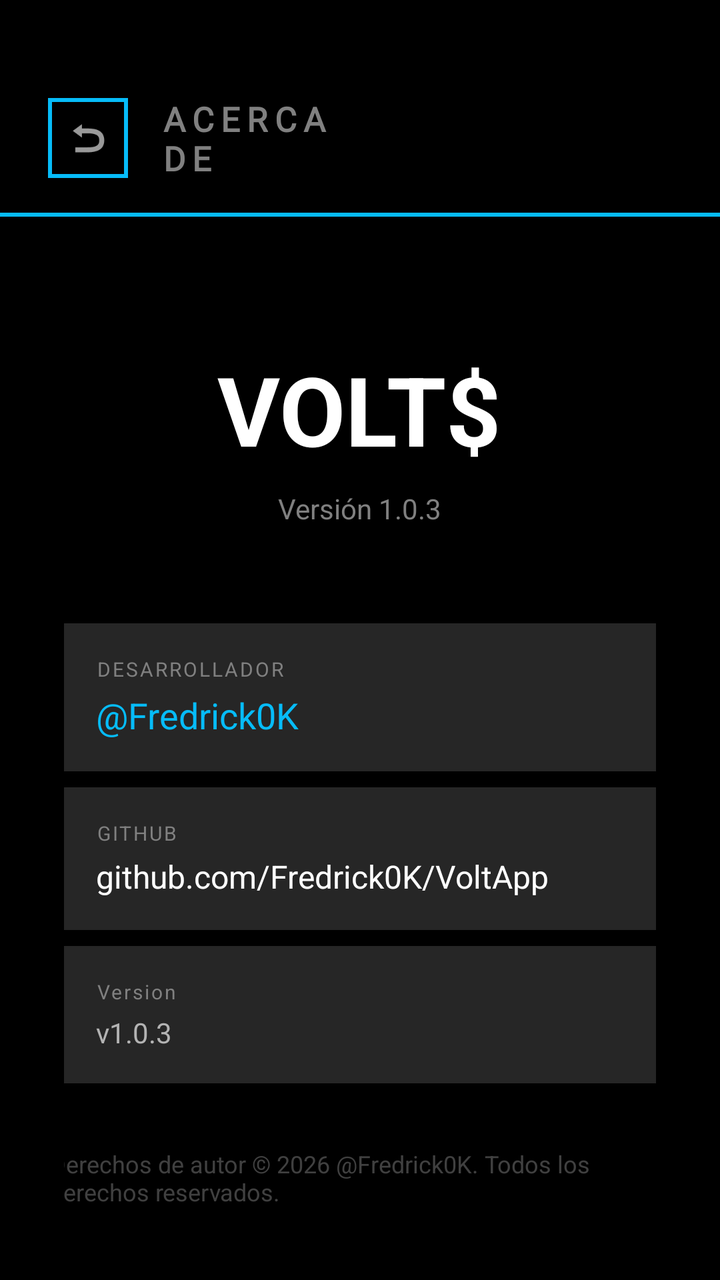
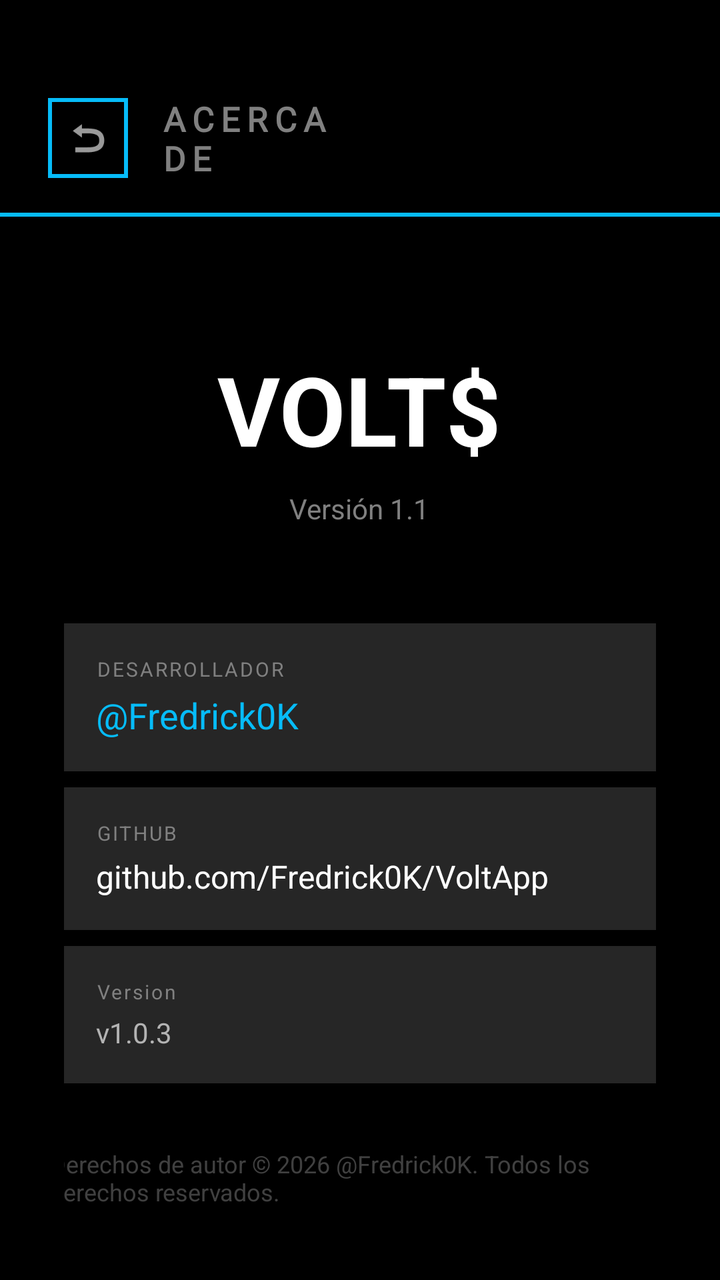

Compare the two renders of this Android layout. The source of the first and the diff that turns it into the second are given below.
<!-- AndroidManifest.xml: application theme Theme.Volt -->
<!-- res/layout/page_about.xml -->
<?xml version="1.0" encoding="utf-8"?>
<LinearLayout xmlns:android="http://schemas.android.com/apk/res/android"
    xmlns:app="http://schemas.android.com/apk/res-auto"
    android:layout_width="match_parent"
    android:layout_height="match_parent"
    android:orientation="vertical"
    android:background="@color/metro_background">

    
    <LinearLayout
        android:layout_width="match_parent"
        android:layout_height="wrap_content"
        android:orientation="horizontal"
        android:gravity="center_vertical"
        android:paddingTop="48dp"
        android:paddingHorizontal="24dp"
        android:paddingBottom="16dp">

        <ImageButton
            android:id="@+id/btn_back"
            android:layout_width="40dp"
            android:layout_height="40dp"
            android:background="@drawable/metro_button_square"
            android:src="@android:drawable/ic_menu_revert"
            android:scaleType="centerInside"
            android:padding="8dp"
            android:contentDescription="Volver"/>

        <TextView
            android:layout_width="113dp"
            android:layout_height="wrap_content"
            android:layout_marginStart="16dp"
            android:fontFamily="@font/plus_jakarta_sans_medium"
            android:letterSpacing="0.2"
            android:text="ACERCA DE"
            android:textColor="@color/metro_text_muted"
            android:textSize="17sp"
            android:textStyle="bold"/>
    </LinearLayout>

    
    <View
        android:layout_width="match_parent"
        android:layout_height="2dp"
        android:background="@color/metro_primary"/>

    
    <ScrollView
        android:layout_width="match_parent"
        android:layout_height="match_parent"
        android:fillViewport="true">

        <LinearLayout
            android:layout_width="match_parent"
            android:layout_height="wrap_content"
            android:orientation="vertical"
            android:gravity="center_horizontal"
            android:padding="32dp">

            
            <TextView
                android:id="@+id/tv_version"
                android:layout_width="wrap_content"
                android:layout_height="wrap_content"
                android:text="VOLT$"
                android:textSize="48sp"
                android:textColor="@color/white"
                android:textStyle="bold"
                android:layout_marginTop="32dp"/>

            <TextView
                android:id="@+id/tv_version_number"
                android:layout_width="wrap_content"
                android:layout_height="wrap_content"
                android:text="Versión 1.0.3"
                android:textSize="14sp"
                android:textColor="@color/metro_text_muted"
                android:layout_marginTop="8dp"/>

            
            <LinearLayout
                android:layout_width="match_parent"
                android:layout_height="wrap_content"
                android:orientation="vertical"
                android:layout_marginTop="48dp">

                
                <LinearLayout
                    android:layout_width="match_parent"
                    android:layout_height="wrap_content"
                    android:orientation="vertical"
                    android:padding="16dp"
                    android:background="@color/metro_surface_tile"
                    android:layout_marginBottom="8dp">

                    <TextView
                        android:layout_width="wrap_content"
                        android:layout_height="wrap_content"
                        android:text="DESARROLLADOR"
                        android:textSize="10sp"
                        android:textColor="@color/metro_text_muted"
                        android:letterSpacing="0.1"/>

                    <TextView
                        android:id="@+id/tv_dev"
                        android:layout_width="wrap_content"
                        android:layout_height="wrap_content"
                        android:text="@Fredrick0K"
                        android:textSize="18sp"
                        android:textColor="@color/metro_primary"
                        android:layout_marginTop="4dp"/>
                </LinearLayout>

                
                <LinearLayout
                    android:layout_width="match_parent"
                    android:layout_height="wrap_content"
                    android:orientation="vertical"
                    android:padding="16dp"
                    android:background="@color/metro_surface_tile"
                    android:layout_marginBottom="8dp">

                    <TextView
                        android:layout_width="wrap_content"
                        android:layout_height="wrap_content"
                        android:text="GITHUB"
                        android:textSize="10sp"
                        android:textColor="@color/metro_text_muted"
                        android:letterSpacing="0.1"/>

                    <TextView
                        android:id="@+id/tv_github"
                        android:layout_width="wrap_content"
                        android:layout_height="wrap_content"
                        android:text="github.com/Fredrick0K/VoltApp"
                        android:textSize="16sp"
                        android:textColor="@color/white"
                        android:layout_marginTop="4dp"/>
                </LinearLayout>

                
                <LinearLayout
                    android:layout_width="match_parent"
                    android:layout_height="wrap_content"
                    android:orientation="vertical"
                    android:padding="16dp"
                    android:background="@color/metro_surface_tile">

                    <TextView
                        android:layout_width="wrap_content"
                        android:layout_height="wrap_content"
                        android:text="Version"
                        android:textSize="10sp"
                        android:textColor="@color/metro_text_muted"
                        android:letterSpacing="0.1"/>

                    <TextView
                        android:layout_width="wrap_content"
                        android:layout_height="wrap_content"
                        android:text="v1.0.3"
                        android:textSize="14sp"
                        android:textColor="@color/metro_text_secondary"
                        android:layout_marginTop="4dp"/>
                </LinearLayout>

            </LinearLayout>

            
            <TextView
                android:layout_width="310dp"
                android:layout_height="wrap_content"
                android:layout_marginTop="32dp"
                android:alpha="0.5"
                android:text="Derechos de autor © 2026 @Fredrick0K. Todos los derechos reservados."
                android:textColor="@color/metro_text_muted"
                android:textSize="12sp" />

        </LinearLayout>
    </ScrollView>

</LinearLayout>
<!-- resources referenced by this layout -->
<resources>
  <color name="metro_background">#FF000000</color>
  <color name="metro_primary">#FF06BCF9</color>
  <color name="metro_surface_tile">#FF262626</color>
  <color name="metro_text_muted">#FF808080</color>
  <color name="metro_text_secondary">#FFB3B3B3</color>
  <color name="white">#FFFFFFFF</color>
  <!-- drawable metro_button_square (drawable) -->
  <?xml version="1.0" encoding="utf-8"?>
  <selector xmlns:android="http://schemas.android.com/apk/res/android">
      <item android:state_pressed="true">
          <shape android:shape="rectangle">
              <solid android:color="#FF06BCF9"/>
              <corners android:radius="0dp"/>
              <size android:width="48dp" android:height="48dp"/>
          </shape>
      </item>
      <item>
          <shape android:shape="rectangle">
              <solid android:color="#FF000000"/>
              <stroke android:width="2dp" android:color="#FF06BCF9"/>
              <corners android:radius="0dp"/>
              <size android:width="48dp" android:height="48dp"/>
          </shape>
      </item>
  </selector>
  <style name="Theme.Volt" parent="Theme.AppCompat.Light.NoActionBar">
          <item name="colorPrimary">@color/metro_primary</item>
          <item name="colorPrimaryDark">@color/metro_primary</item>
          <item name="colorAccent">@color/metro_primary</item>
          <item name="android:statusBarColor">@color/metro_background</item>
          <item name="android:navigationBarColor">@color/metro_background</item>
          <item name="android:windowBackground">@color/metro_background</item>
      </style>
</resources>

<!-- the commit's change to res/layout/page_about.xml (unified diff, before → after) -->
@@ -72,7 +72,7 @@
                 android:id="@+id/tv_version_number"
                 android:layout_width="wrap_content"
                 android:layout_height="wrap_content"
-                android:text="Versión 1.0.3"
+                android:text="Versión 1.1"
                 android:textSize="14sp"
                 android:textColor="@color/metro_text_muted"
                 android:layout_marginTop="8dp"/>
